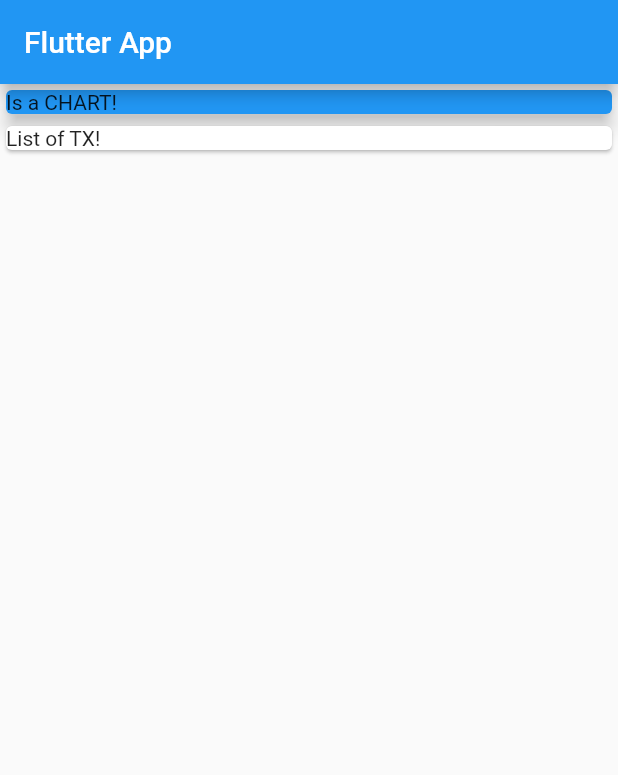
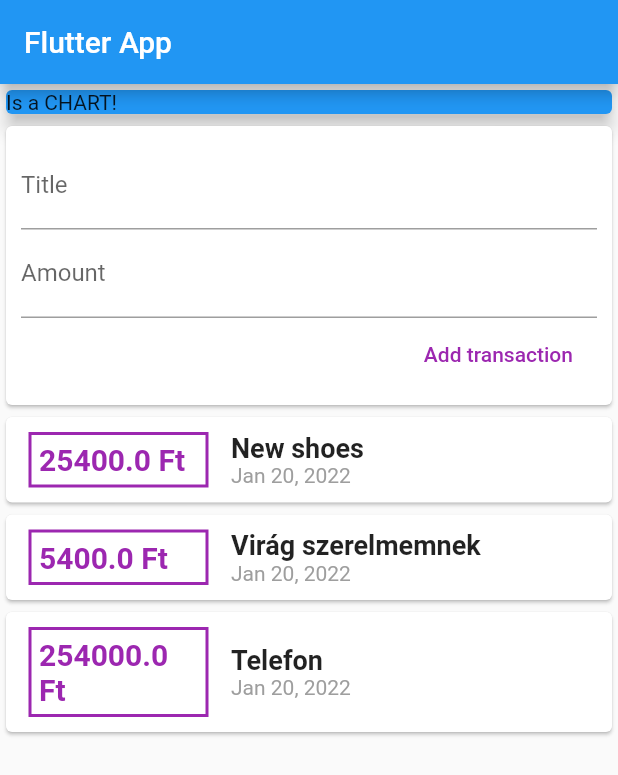
Before and after one commit to daveborka/FlutterShopLP, a Flutter app: the screen it shows after launch, on a phone screen of 412 x 824 dp. Shown: the top 775 px of the screen. Run offline on Flutter 3.47's test engine with Material 2 defaults, Android fonts, the phone set to English and light mode, and no system bars.

Commit message:
Adding List View and transaction wigets separation.

```diff
--- a/flutter_expense_tracker_app/lib/main.dart
+++ b/flutter_expense_tracker_app/lib/main.dart
@@ -1,5 +1,9 @@
 import 'package:flutter/material.dart';
-import './transaction.dart';
+import 'package:flutter_complete_guide/widgets/user_transactions.dart';
+import './widgets/new_transaction.dart';
+import './widgets/transaction_list.dart';
+import './widgets/transactionCard.dart';
+import 'models/transaction.dart';
 
 void main() => runApp(MyApp());
 
@@ -14,33 +18,15 @@ class MyApp extends StatelessWidget {
 }
 
 class MyHomePage extends StatelessWidget {
-  final List<Transaction> transactions = [
-    Transaction(
-      id: 't1',
-      title: 'New shoes',
-      amount: 25400,
-      date: DateTime.now(),
-    ),
-    Transaction(
-      id: 't1',
-      title: 'Virág szerelmemnek',
-      amount: 5400,
-      date: DateTime.now(),
-    ),
-    Transaction(
-      id: 't1',
-      title: 'Telefon',
-      amount: 254000,
-      date: DateTime.now(),
-    )
-  ];
   @override
   Widget build(BuildContext context) {
     return Scaffold(
       appBar: AppBar(
         title: Text('Flutter App'),
       ),
-      body: Column(
+      body: SingleChildScrollView(
+        child: Column(
+          //mainAxisAlignment: MainAxisAlignment.start,
           crossAxisAlignment: CrossAxisAlignment.stretch,
           children: [
             Card(
@@ -51,10 +37,9 @@ class MyHomePage extends StatelessWidget {
               ),
               elevation: 5,
             ),
-          Card(
-            child: Text('List of TX!'),
-          )
+            UserTransactions(),
           ],
+        ),
       ),
     );
   }
--- /dev/null
+++ b/flutter_expense_tracker_app/lib/widgets/new_transaction.dart
@@ -0,0 +1,41 @@
+import 'package:flutter/material.dart';
+
+class NewTransaction extends StatelessWidget {
+  NewTransaction(this.addNewTransaction);
+  final Function addNewTransaction;
+  final titlecontroller = TextEditingController();
+  final amountcontroller = TextEditingController();
+  @override
+  Widget build(BuildContext context) {
+    return Card(
+      child: Container(
+        padding: EdgeInsets.all(10),
+        child: Column(
+          crossAxisAlignment: CrossAxisAlignment.end,
+          children: [
+            TextField(
+              decoration: InputDecoration(
+                labelText: 'Title',
+              ),
+              controller: titlecontroller,
+              //onChanged: (str) => {titleInput = str},
+            ),
+            TextField(
+              decoration: InputDecoration(labelText: 'Amount'),
+              controller: amountcontroller,
+              //onChanged: (str) => {amountInput = str},
+            ),
+            FlatButton(
+              onPressed: () => {
+                addNewTransaction(
+                    titlecontroller.text, double.parse(amountcontroller.text))
+              },
+              child: Text('Add transaction'),
+              textColor: Colors.purple,
+            )
+          ],
+        ),
+      ),
+    );
+  }
+}
--- /dev/null
+++ b/flutter_expense_tracker_app/lib/widgets/transactionCard.dart
@@ -0,0 +1,50 @@
+import 'package:flutter/material.dart';
+import 'package:intl/intl.dart';
+import '../models/transaction.dart';
+
+class TransactionCard extends StatelessWidget {
+  final Transaction _transaction;
+  TransactionCard(this._transaction);
+  @override
+  Widget build(BuildContext context) {
+    return Card(
+      child: Row(
+        children: [
+          Container(
+            margin: EdgeInsets.symmetric(vertical: 10, horizontal: 15),
+            child: Text(
+              "${_transaction.amount} Ft",
+              style: TextStyle(
+                  fontWeight: FontWeight.bold,
+                  fontSize: 20,
+                  color: Colors.purple),
+            ),
+            decoration: BoxDecoration(
+                border: Border.all(color: Colors.purple, width: 2)),
+            padding: EdgeInsets.all(5),
+            width: 120,
+          ),
+          Column(
+            crossAxisAlignment: CrossAxisAlignment.start,
+            children: [
+              Text(
+                _transaction.title,
+                style: TextStyle(
+                  fontWeight: FontWeight.bold,
+                  fontSize: 18,
+                ),
+              ),
+              Text(
+                DateFormat.yMMMd().format(_transaction.date),
+                style: TextStyle(
+                    fontWeight: FontWeight.normal,
+                    color: Colors.grey,
+                    fontSize: 14),
+              )
+            ],
+          ),
+        ],
+      ),
+    );
+  }
+}
--- /dev/null
+++ b/flutter_expense_tracker_app/lib/widgets/transaction_list.dart
@@ -0,0 +1,18 @@
+import 'package:flutter/material.dart';
+import 'package:flutter_complete_guide/models/transaction.dart';
+import 'package:flutter_complete_guide/widgets/transactionCard.dart';
+
+class TransactionList extends StatelessWidget {
+  final List<Transaction> _userTransaction;
+  TransactionList(this._userTransaction);
+  @override
+  Widget build(BuildContext context) {
+    return Container(
+      height: 300,
+      child: ListView.builder(
+        itemBuilder: (ctx, index) => TransactionCard(_userTransaction[index]),
+        itemCount: _userTransaction.length,
+      ),
+    );
+  }
+}
--- /dev/null
+++ b/flutter_expense_tracker_app/lib/widgets/user_transactions.dart
@@ -0,0 +1,54 @@
+import 'package:flutter/material.dart';
+import '../models/transaction.dart';
+import 'new_transaction.dart';
+import 'transaction_list.dart';
+
+class UserTransactions extends StatefulWidget {
+  @override
+  _UserTransactionsState createState() => _UserTransactionsState();
+}
+
+class _UserTransactionsState extends State<UserTransactions> {
+  final List<Transaction> _userTransaction = [
+    Transaction(
+      id: 't1',
+      title: 'New shoes',
+      amount: 25400,
+      date: DateTime.now(),
+    ),
+    Transaction(
+      id: 't1',
+      title: 'Virág szerelmemnek',
+      amount: 5400,
+      date: DateTime.now(),
+    ),
+    Transaction(
+      id: 't1',
+      title: 'Telefon',
+      amount: 254000,
+      date: DateTime.now(),
+    )
+  ];
+
+  void _addNewTransaction(String txTitle, double amount) {
+    final newTransaction = Transaction(
+      title: txTitle,
+      amount: amount,
+      date: DateTime.now(),
+      id: DateTime.now().toString(),
+    );
+    setState(() {
+      _userTransaction.add(newTransaction);
+    });
+  }
+
+  @override
+  Widget build(BuildContext context) {
+    return Column(
+      children: [
+        NewTransaction(_addNewTransaction),
+        TransactionList(_userTransaction),
+      ],
+    );
+  }
+}
--- a/flutter_expense_tracker_app/pubspec.yaml
+++ b/flutter_expense_tracker_app/pubspec.yaml
@@ -23,7 +23,7 @@ environment:
 dependencies:
   flutter:
     sdk: flutter
-
+  intl: ^0.17.0
 
   # The following adds the Cupertino Icons font to your application.
   # Use with the CupertinoIcons class for iOS style icons.
```
Also changed, not shown: flutter_expense_tracker_app/lib/models/transaction.dart (renamed from flutter_expense_tracker_app/lib/transaction.dart), flutter_expense_tracker_app/pubspec.lock. Lines whose indentation alone changed are shown as unchanged.
